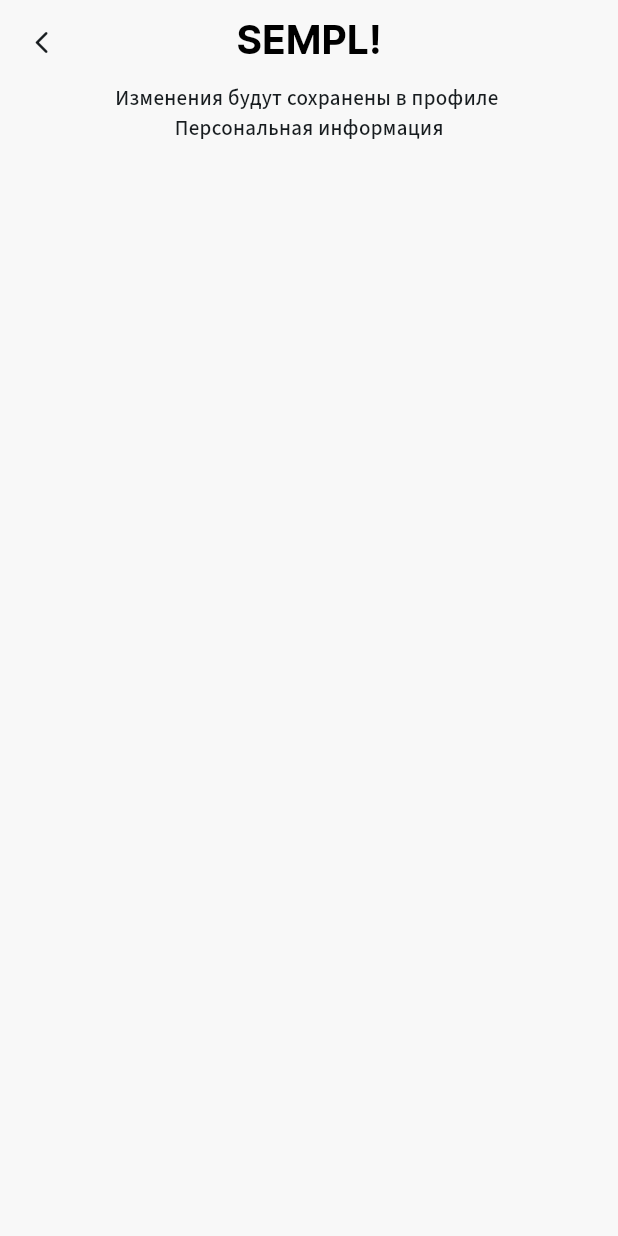
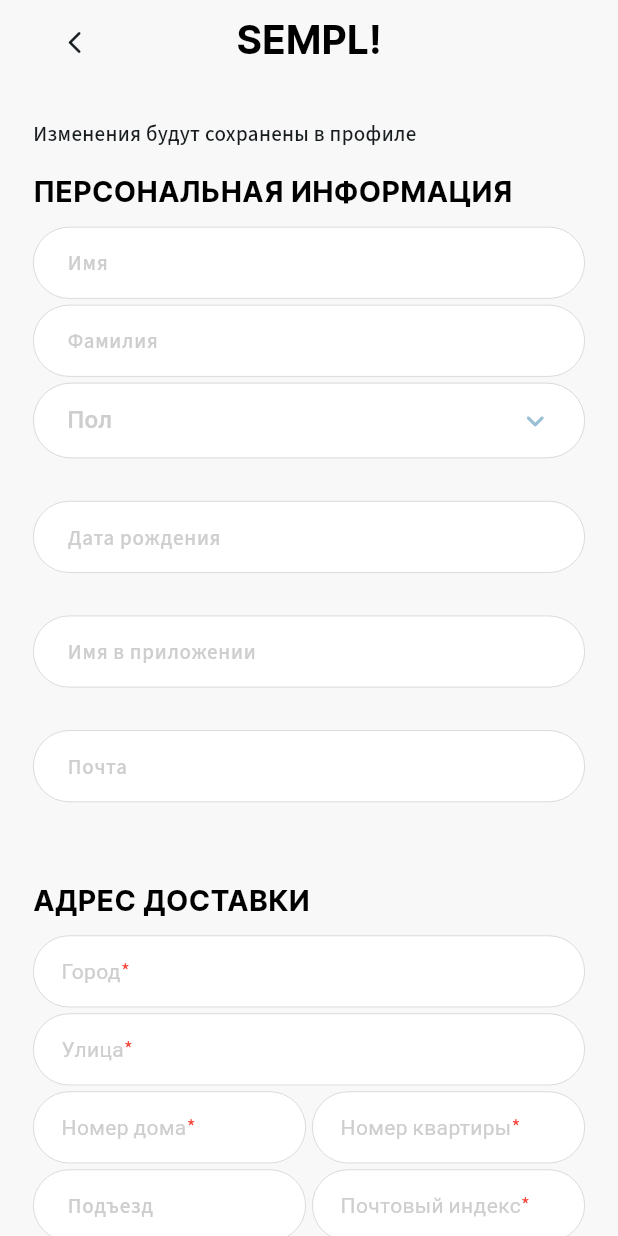
Before and after one commit to luijiwa/Sempl, a Flutter app: the ProfileEditScreen screen opened by its route, on a phone screen of 412 x 824 dp. Run offline on Flutter 3.47's test engine with Material 3 defaults, Android fonts, the phone set to English and light mode, and no system bars; drawn by our look-alikes of auto_size_text, dropdown_button2; our stand-ins replace expandable_page_view, flutter_rating_bar, flutter_svg, go_router, image_picker, logger and 3 more; statements that could not run were skipped.

Commit message:
Сверстать редактирование адреса(без ошибки)

```diff
--- a/lib/src/feature/profile_edit/ui/profile_edit_screen.dart
+++ b/lib/src/feature/profile_edit/ui/profile_edit_screen.dart
@@ -1,25 +1,59 @@
 import 'package:auto_size_text/auto_size_text.dart';
 import 'package:flutter/material.dart';
+import 'package:my_app/src/core/components/bottom_padding.dart';
 import 'package:my_app/src/core/components/custom_back_button.dart';
+import 'package:my_app/src/core/components/next_step_button.dart';
+import 'package:my_app/src/core/theme/theme.dart';
+import 'package:my_app/src/feature/survey/ui/widgets/address_data_fields_widget.dart';
+import 'package:my_app/src/feature/survey/ui/widgets/personal_data_fields_widget.dart';
 
 class ProfileEditScreen extends StatelessWidget {
   const ProfileEditScreen({super.key});
 
   @override
   Widget build(BuildContext context) {
+    final double width = MediaQuery.sizeOf(context).width;
     return Scaffold(
       resizeToAvoidBottomInset: false,
       body: SingleChildScrollView(
         keyboardDismissBehavior: ScrollViewKeyboardDismissBehavior.onDrag,
+        child: Padding(
+          padding: const EdgeInsets.symmetric(horizontal: 22),
           child: Column(
+            crossAxisAlignment: CrossAxisAlignment.start,
             children: [
               AppBar(
                 leading: const CustomBackButton(),
                 title: const Text('SEMPL!'),
               ),
+              SizedBox(height: width * 0.058535),
               const AutoSizeText('Изменения будут сохранены в профиле '),
-            const AutoSizeText('Персональная информация'),
+              SizedBox(height: width * 0.04581),
+              const PersonalDataFieldsWidget(),
+              SizedBox(height: width * 0.13743),
+              const AddressDataFieldsWidget(),
+              SizedBox(height: width * 0.170515),
+              const Center(
+                child: AutoSizeText(
+                  '*Не найдено такой улицы',
+                  style: TextStyle(color: AppThemeColor.rose, fontSize: 12),
+                  maxLines: 1,
+                  minFontSize: 10,
+                  textAlign: TextAlign.center,
+                ),
+              ),
+              const Center(
+                child: AutoSizeText(
+                  '*Поля обязательные для заполнения',
+                  style: TextStyle(color: AppThemeColor.rose, fontSize: 12),
+                  maxLines: 1,
+                  minFontSize: 10,
+                ),
+              ),
+              NextStepButton(title: 'СОХРАНИТЬ ИЗМЕНЕНИЯ ', onPressed: () {}),
+              const BottomPadding(),
             ],
+          ),
         ),
       ),
     );
--- /dev/null
+++ b/lib/src/feature/survey/ui/widgets/address_data_fields_widget.dart
@@ -0,0 +1,58 @@
+import 'package:auto_size_text/auto_size_text.dart';
+import 'package:flutter/material.dart';
+import 'package:my_app/src/core/components/required_input_field.dart';
+import 'package:my_app/src/core/components/text_input_field.dart';
+import 'package:my_app/src/core/theme/theme.dart';
+
+class AddressDataFieldsWidget extends StatelessWidget {
+  const AddressDataFieldsWidget({
+    super.key,
+  });
+
+  @override
+  Widget build(BuildContext context) {
+    final double height = MediaQuery.of(context).size.height;
+    final double width = MediaQuery.of(context).size.width;
+    return Column(
+      crossAxisAlignment: CrossAxisAlignment.start,
+      mainAxisSize: MainAxisSize.min,
+      children: [
+        AutoSizeText(
+          'АДРЕС ДОСТАВКИ',
+          style: Theme.of(context).textTheme.appProfileTitle,
+          maxLines: 1,
+        ),
+        SizedBox(height: height * 0.016),
+        const RequiredInputField(
+          hintText: 'Город',
+        ),
+        const SizedBox(height: 4),
+        const RequiredInputField(
+          hintText: 'Улица',
+        ),
+        const SizedBox(height: 4),
+        const Row(
+          children: [
+            Expanded(
+              child: RequiredInputField(hintText: 'Номер дома'),
+            ),
+            SizedBox(width: 4),
+            Expanded(
+              child: RequiredInputField(hintText: 'Номер квартиры'),
+            ),
+          ],
+        ),
+        const SizedBox(height: 4),
+        const Row(
+          children: [
+            Expanded(child: TextInputField(hintText: 'Подъезд')),
+            SizedBox(width: 4),
+            Expanded(
+              child: RequiredInputField(hintText: 'Почтовый индекс'),
+            ),
+          ],
+        ),
+      ],
+    );
+  }
+}
--- /dev/null
+++ b/lib/src/feature/survey/ui/widgets/personal_data_fields_widget.dart
@@ -0,0 +1,55 @@
+import 'package:auto_size_text/auto_size_text.dart';
+import 'package:flutter/material.dart';
+import 'package:mask_text_input_formatter/mask_text_input_formatter.dart';
+import 'package:my_app/src/core/components/dropdown_custom_widget_new.dart';
+import 'package:my_app/src/core/components/text_input_field.dart';
+import 'package:my_app/src/core/theme/theme.dart';
+import 'package:my_app/src/feature/survey/ui/widgets/questions_padding.dart';
+
+class PersonalDataFieldsWidget extends StatelessWidget {
+  const PersonalDataFieldsWidget({
+    super.key,
+  });
+
+  @override
+  Widget build(BuildContext context) {
+    final double height = MediaQuery.of(context).size.height;
+
+    return Column(
+      mainAxisSize: MainAxisSize.min,
+      crossAxisAlignment: CrossAxisAlignment.start,
+      children: [
+        AutoSizeText(
+          'ПЕРСОНАЛЬНАЯ ИНФОРМАЦИЯ',
+          style: Theme.of(context).textTheme.appProfileTitle,
+          maxLines: 1,
+        ),
+        SizedBox(height: height * 0.016),
+        const TextInputField(hintText: 'Имя'),
+        const SizedBox(height: 4),
+        const TextInputField(hintText: 'Фамилия'),
+        const SizedBox(height: 4),
+        const DropdownCustomWidgetNew(
+            hint: 'Пол', listItems: ['Мужской', 'Женский', 'Не указывать']),
+        const QuestionsPadding(),
+        TextInputField(
+          hintText: 'Дата рождения',
+          inputFormatter: MaskTextInputFormatter(
+              mask: '##/##/####',
+              filter: {"#": RegExp(r'[0-9]')},
+              type: MaskAutoCompletionType.lazy),
+        ),
+        const QuestionsPadding(),
+        TextInputField(
+          hintText: 'Имя в приложении',
+          inputFormatter: MaskTextInputFormatter(
+              mask: '##/##/####',
+              filter: {"#": RegExp(r'[0-9]')},
+              type: MaskAutoCompletionType.lazy),
+        ),
+        const QuestionsPadding(),
+        const TextInputField(hintText: 'Почта'),
+      ],
+    );
+  }
+}
```
Lines whose indentation alone changed are shown as unchanged.
